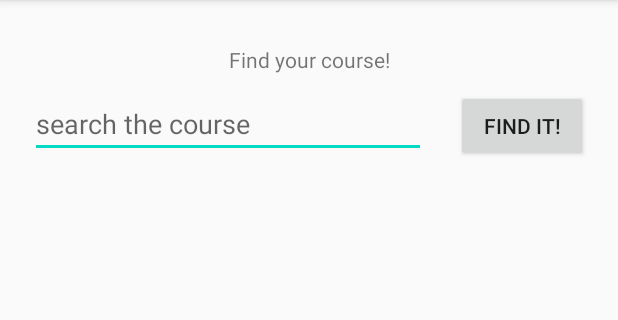
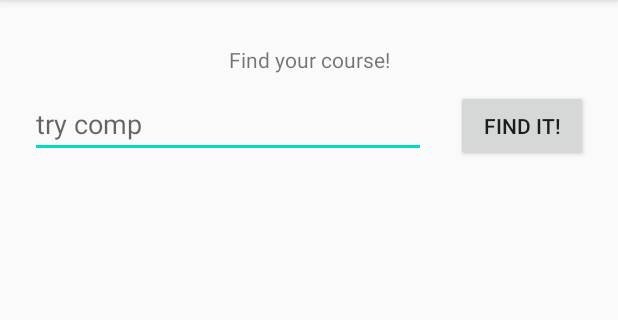
Before and after one commit to siyaYan/Comp6442_2020S2_GroupProject_ANU, an Android app: the screen it shows after launch (MainActivity), on a phone screen of 412 x 824 dp, the part 84-404 px from its top. Run offline under Robolectric (Android 15) with nearby library versions, the phone set to English and light mode, and no system bars.

Commit message:
hint now changes every 1.5 seconds

```diff
--- a/app/src/main/java/com/example/comp2100_6442_s2_2020_group_project/MainActivity.java
+++ b/app/src/main/java/com/example/comp2100_6442_s2_2020_group_project/MainActivity.java
@@ -14,6 +14,7 @@ import android.widget.Toast;
 
 import java.io.InputStream;
 import java.util.ArrayList;
+import java.util.Arrays;
 import java.util.List;
 import java.util.Map;
 
@@ -43,12 +44,37 @@ public class MainActivity extends AppCompatActivity {
     ArrayList<Node> newNodes = new ArrayList<>();
     InputTokenizer myInputTokenizer;
     Token token;
+
+    List<String> hints = new ArrayList<>(Arrays.asList("search here", "try comp", "try comp2100",
+            "try comp2100, pre", "try comp2100, comp2400", "try computer science"));
+    int curHint = 0;
+    Thread hintRefreshThread = new Thread() {
+        @Override
+        public void run() {
+            try {
+                while (!hintRefreshThread.isInterrupted()) {
+                    Thread.sleep(1500);
+                    runOnUiThread(new Runnable() {
+                        @Override
+                        public void run() {
+                            input.setHint(hints.get(curHint++));
+                            if (curHint == hints.size()) curHint = 0;
+                        }
+                    });
+                }
+            } catch (InterruptedException e) {
+            }
+        }
+    };
+
     @Override
     protected void onCreate(Bundle savedInstanceState) {
         super.onCreate(savedInstanceState);
         setContentView(R.layout.activity_main);
         listView=findViewById(R.id.lv_results);
         input=findViewById(R.id.ev_input);
+
+        hintRefreshThread.start();
         /* main process
             1. step1/2 get tree,map,majorlist
             2. onSearch()
--- a/app/src/main/res/layout/activity_main.xml
+++ b/app/src/main/res/layout/activity_main.xml
@@ -30,7 +30,6 @@
         android:layout_marginRight="10dp"
         android:layout_marginBottom="10dp"
         android:ems="10"
-        android:hint="search the course"
         android:inputType="textNoSuggestions"
         app:layout_constraintBottom_toTopOf="@+id/lv_results"
         app:layout_constraintEnd_toStartOf="@+id/b_search"
```
